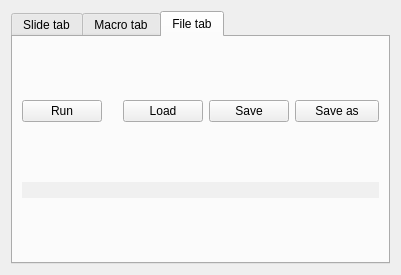
insilmaril/vym, file forms/scripteditor.ui: the form before one commit.
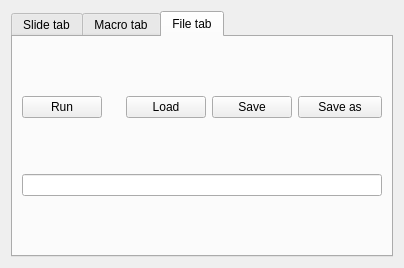
The form after the commit. Icons and pictures are not drawn.

```diff
--- a/forms/scripteditor.ui
+++ b/forms/scripteditor.ui
@@ -2,12 +2,15 @@
 <ui version="4.0">
  <class>ScriptEditor</class>
  <widget class="QWidget" name="ScriptEditor">
+  <property name="enabled">
+   <bool>true</bool>
+  </property>
   <property name="geometry">
    <rect>
     <x>0</x>
     <y>0</y>
-    <width>401</width>
-    <height>275</height>
+    <width>404</width>
+    <height>268</height>
    </rect>
   </property>
   <property name="minimumSize">
@@ -275,20 +278,11 @@
        </item>
        <item>
         <widget class="QLineEdit" name="scriptPathLineEdit">
-         <property name="minimumSize">
-          <size>
-           <width>0</width>
-           <height>0</height>
-          </size>
+         <property name="enabled">
+          <bool>true</bool>
          </property>
-         <property name="styleSheet">
-          <string notr="true">background-color: rgb(240,240,240);</string>
-         </property>
-         <property name="text">
-          <string/>
-         </property>
-         <property name="frame">
-          <bool>false</bool>
+         <property name="readOnly">
+          <bool>true</bool>
          </property>
         </widget>
        </item>
```
